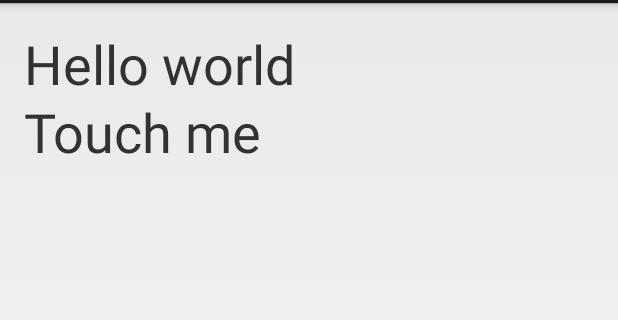
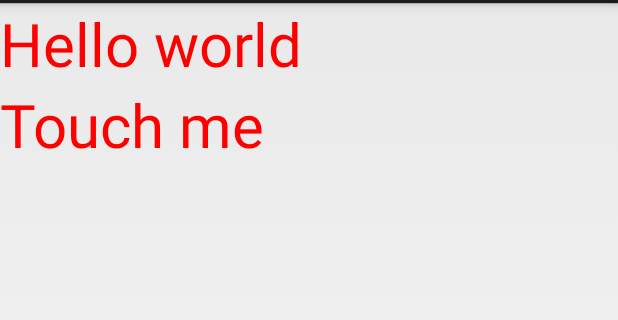
Before and after one commit to jeonghwan-kim/android-study, an Android app: the screen it shows after launch (MyActivity), on a phone screen of 412 x 824 dp, the part 69-389 px from its top. Run offline under Robolectric (Android 15) with nearby library versions, the phone set to English and light mode, and no system bars.

Commit message:
Style/Theme

```diff
--- a/mobile/src/main/java/com/example/jeonghwan/myapplication4/MyActivity.java
+++ b/mobile/src/main/java/com/example/jeonghwan/myapplication4/MyActivity.java
@@ -21,9 +21,9 @@ public class MyActivity extends Activity {
         tvClickMe.setOnClickListener(new View.OnClickListener() {
             @Override
             public void onClick(View view) {
-                TextView tvClickMe = (TextView)view.findViewById(R.id.textViewClickMe);
-                tvClickMe.setText(R.string.clicked);
-                Log.i("tag", "Clicked");
+            TextView tvClickMe = (TextView)view.findViewById(R.id.textViewClickMe);
+            tvClickMe.setText(R.string.clicked);
+            Log.i("tag", "Clicked");
             }
         });
     }
--- a/mobile/src/main/res/layout/activity_my.xml
+++ b/mobile/src/main/res/layout/activity_my.xml
@@ -1,32 +1,20 @@
-<RelativeLayout xmlns:android="http://schemas.android.com/apk/res/android"
+<LinearLayout xmlns:android="http://schemas.android.com/apk/res/android"
     xmlns:tools="http://schemas.android.com/tools"
     android:layout_width="match_parent"
     android:layout_height="match_parent"
-    android:paddingLeft="@dimen/activity_horizontal_margin"
-    android:paddingRight="@dimen/activity_horizontal_margin"
-    android:paddingTop="@dimen/activity_vertical_margin"
-    android:paddingBottom="@dimen/activity_vertical_margin"
+    android:orientation="vertical"
     tools:context=".MyActivity">
 
     <TextView
         android:text="@string/hello_world"
-        android:layout_width="wrap_content"
+        android:layout_width="match_parent"
         android:layout_height="wrap_content"
-        android:layout_gravity="top"
-        android:layout_alignParentTop="true"
-        android:textSize="36sp"
         android:id="@+id/textViewHelloWorld" />
 
     <TextView
         android:text="@string/click_me"
-        android:layout_width="wrap_content"
+        android:layout_width="match_parent"
         android:layout_height="wrap_content"
-        android:paddingTop="16dp"
-        android:paddingBottom="16dp"
-        android:id="@+id/textViewClickMe"
-        android:layout_alignParentTop="true"
-        android:layout_alignParentLeft="true"
-        android:textSize="36sp"
-        android:layout_marginTop="29dp" />
+        android:id="@+id/textViewClickMe" />
 
-</RelativeLayout>
+</LinearLayout>
--- a/mobile/src/main/res/values/styles.xml
+++ b/mobile/src/main/res/values/styles.xml
@@ -3,6 +3,8 @@
     <!-- Base application theme. -->
     <style name="AppTheme" parent="android:Theme.Holo.Light.DarkActionBar">
         <!-- Customize your theme here. -->
+        <item name="android:textColor">#ff0000</item>
+        <item name="android:textSize">40sp</item>
     </style>
 
 </resources>
```
